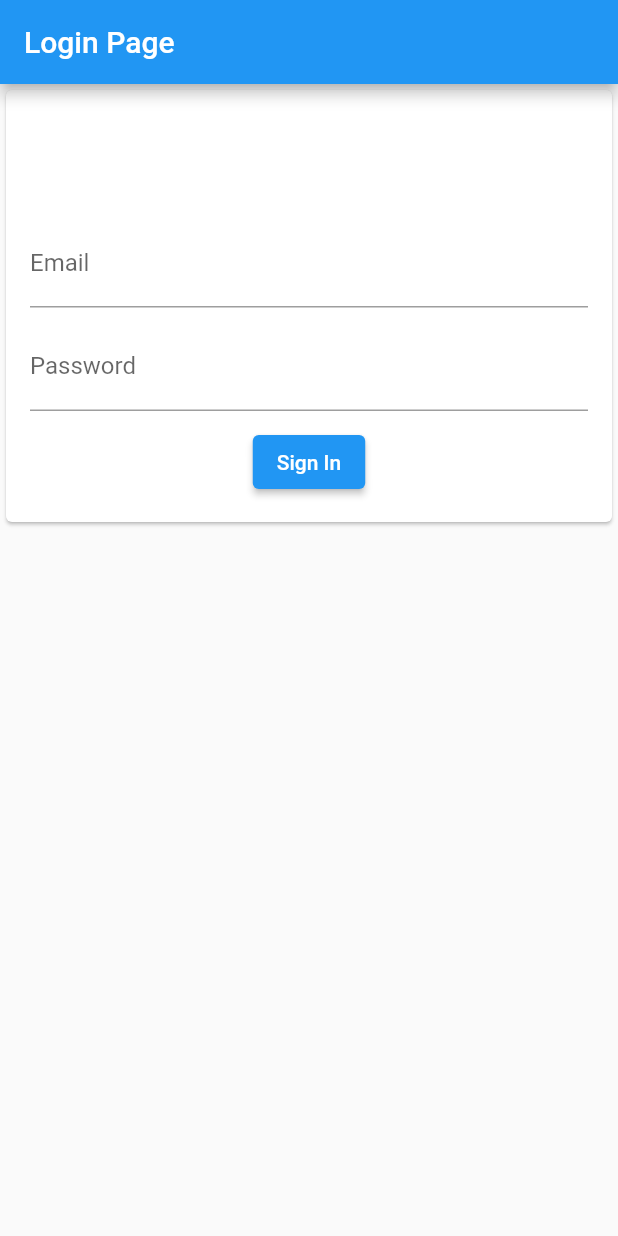
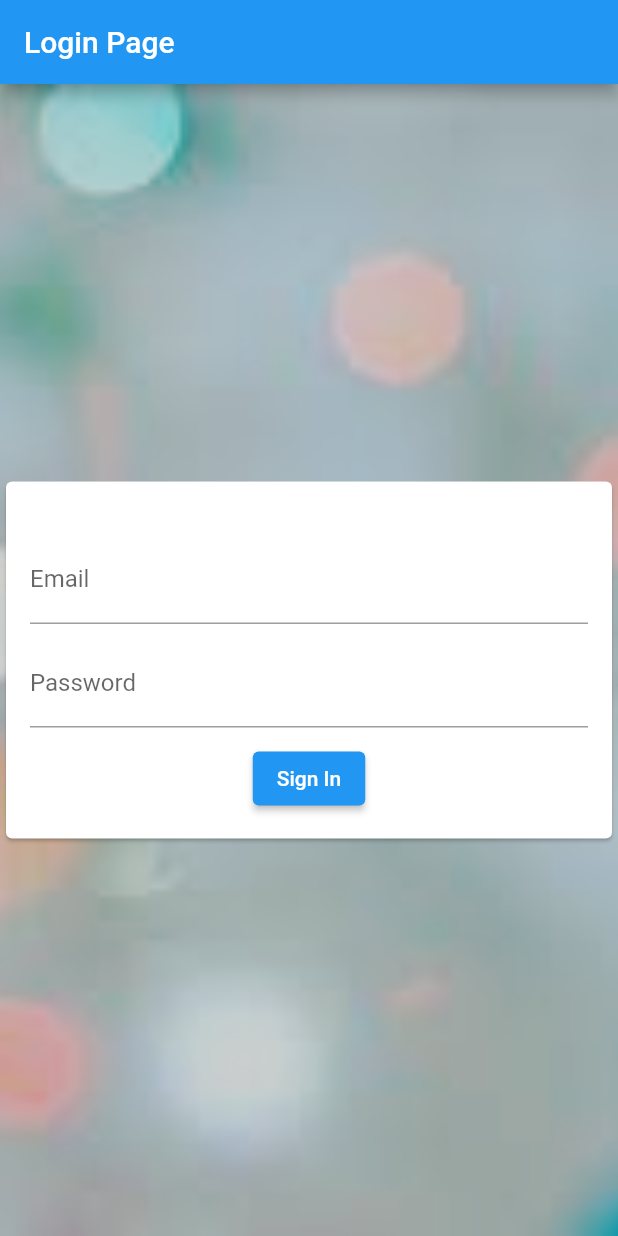
Before and after one commit to AdityaAg10/multi_page, a Flutter app: the screen it shows after launch, on a phone screen of 412 x 824 dp. Run offline on Flutter 3.47's test engine with Material 2 defaults, Android fonts, the phone set to English and light mode, and no system bars.

Commit message:
first commit

```diff
--- a/lib/pages/home.dart
+++ b/lib/pages/home.dart
@@ -7,10 +7,9 @@ class HomePage extends StatelessWidget {
   Widget build(BuildContext context) {
     return Scaffold(
       appBar: AppBar(title: const Text('Home Page')),
-      body: SingleChildScrollView(
-          child: Column(
-        children: const [],
-      )),
+      body: Container(
+        color: Colors.red,
+      ),
     );
   }
 }
--- a/lib/pages/login.dart
+++ b/lib/pages/login.dart
@@ -11,9 +11,7 @@ class LoginPage extends StatefulWidget {
 
 class _LoginPageState extends State<LoginPage> {
   final formKey = GlobalKey<FormState>();
-
   final _username = TextEditingController();
-
   final _password = TextEditingController();
 
   @override
@@ -23,22 +21,33 @@ class _LoginPageState extends State<LoginPage> {
             title: const Text(
           'Login Page',
         )),
-      body: Form(
+        body: Stack(
+          fit: StackFit.expand,
+          children: [
+            Image.asset(
+              "assets/bg_image.jpeg",
+              fit: BoxFit.cover,
+              color: Colors.grey.withOpacity(0.5),
+              colorBlendMode: BlendMode.darken,
+            ),
+            Center(
+              child: SingleChildScrollView(
+                child: Form(
                   key: formKey,
                   child: Card(
-          child: SingleChildScrollView(
                     child: Padding(
                       padding: const EdgeInsets.all(16.0),
                       child: Column(
                         children: [
                           const SizedBox(
-                    height: 70,
+                            height: 20,
                           ),
                           TextFormField(
                             controller: _username,
                             keyboardType: TextInputType.emailAddress,
                             decoration: const InputDecoration(
-                        hintText: 'Enter your email', labelText: 'Email'),
+                                hintText: 'Enter your email',
+                                labelText: 'Email'),
                           ),
                           const SizedBox(
                             height: 10,
@@ -48,14 +57,14 @@ class _LoginPageState extends State<LoginPage> {
                             keyboardType: TextInputType.text,
                             obscureText: true,
                             decoration: const InputDecoration(
-                        hintText: 'Enter your password', labelText: 'Password'),
+                                hintText: 'Enter your password',
+                                labelText: 'Password'),
                           ),
                           const SizedBox(
                             height: 10,
                           ),
                           ElevatedButton(
                               onPressed: () {
-
                                 Navigator.push(
                                     context,
                                     MaterialPageRoute(
@@ -68,6 +77,8 @@ class _LoginPageState extends State<LoginPage> {
                   ),
                 ),
               ),
-    );
+            ),
+          ],
+        ));
   }
 }
--- a/pubspec.yaml
+++ b/pubspec.yaml
@@ -59,7 +59,8 @@ flutter:
   uses-material-design: true
 
   # To add assets to your application, add an assets section, like this:
-  # assets:
+  assets:
+    - assets/
   #   - images/a_dot_burr.jpeg
   #   - images/a_dot_ham.jpeg
 
```
Also changed, not shown: assets/bg_image.jpeg (added). Lines whose indentation alone changed are shown as unchanged.
